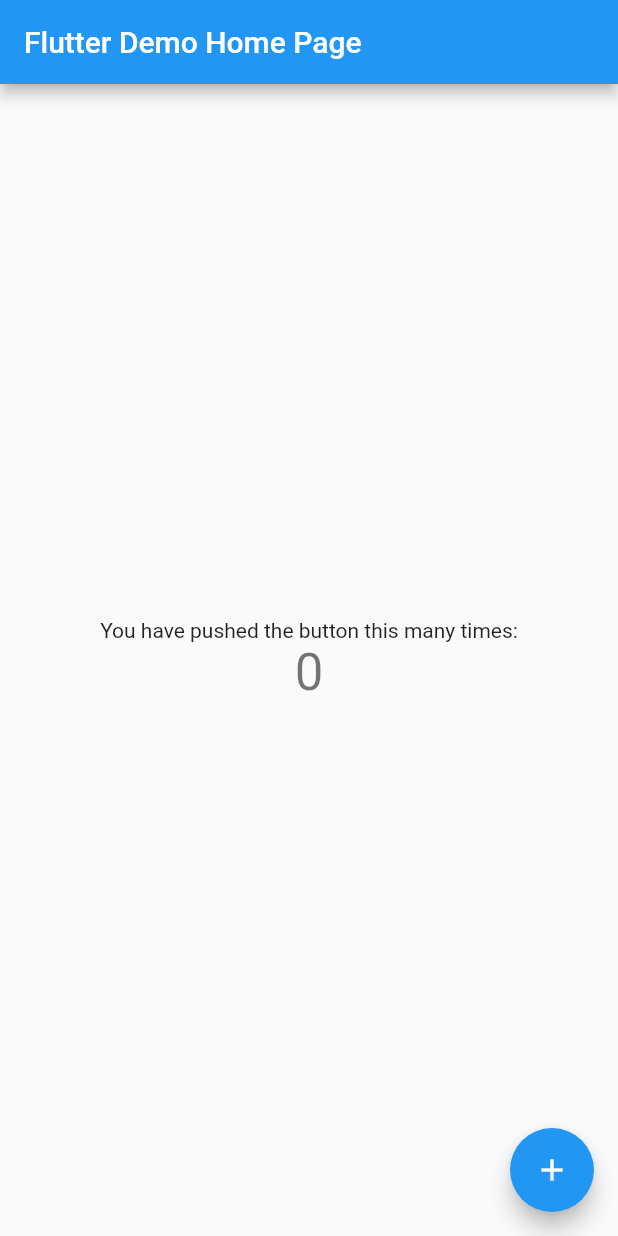
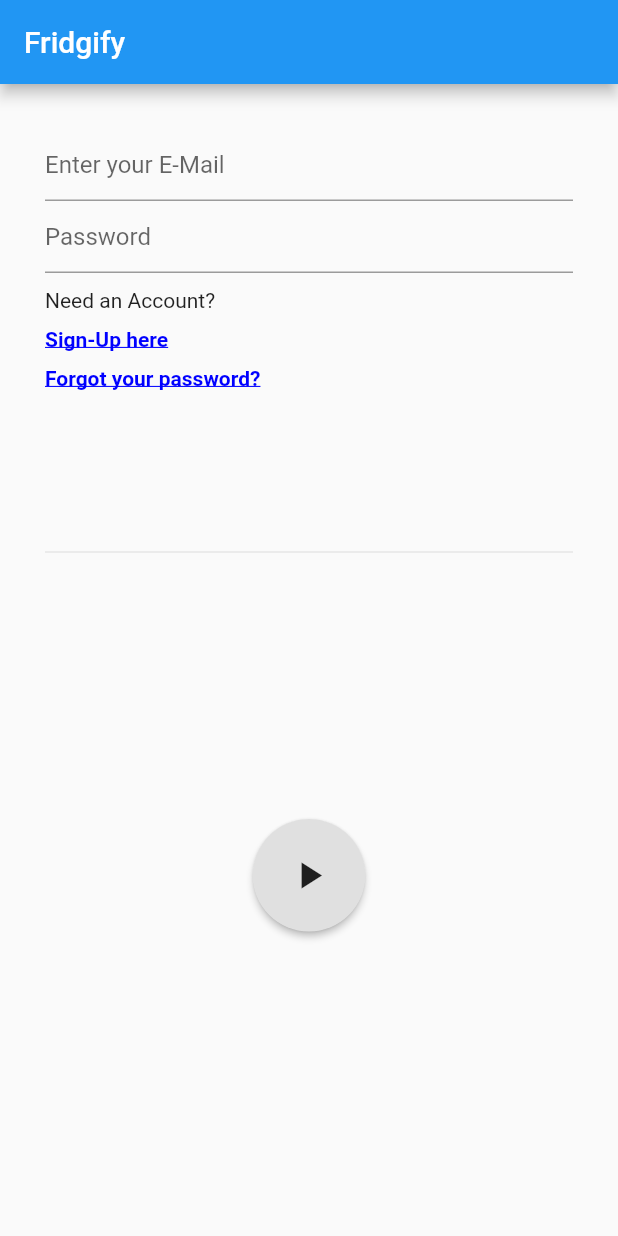
Before and after one commit to Fridgify/Fridgify_Frontend, a Flutter app: the screen it shows after launch, on a phone screen of 412 x 824 dp. Run offline on Flutter 3.47's test engine with Material 2 defaults, Android fonts, the light colour scheme and no system bars.

Commit message:
layouted login screen reworked feature files step definitions

```diff
--- a/fridgify/lib/main.dart
+++ b/fridgify/lib/main.dart
@@ -1,41 +1,23 @@
 import 'package:flutter/material.dart';
+import 'package:fridgify/screens/login.dart';
 
 void main() => runApp(MyApp());
 
 class MyApp extends StatelessWidget {
-  // This widget is the root of your application.
   @override
   Widget build(BuildContext context) {
     return MaterialApp(
-      title: 'Flutter Demo',
+      title: 'Fridgify',
       theme: ThemeData(
-        // This is the theme of your application.
-        //
-        // Try running your application with "flutter run". You'll see the
-        // application has a blue toolbar. Then, without quitting the app, try
-        // changing the primarySwatch below to Colors.green and then invoke
-        // "hot reload" (press "r" in the console where you ran "flutter run",
-        // or simply save your changes to "hot reload" in a Flutter IDE).
-        // Notice that the counter didn't reset back to zero; the application
-        // is not restarted.
         primarySwatch: Colors.blue,
       ),
-      home: MyHomePage(title: 'Flutter Demo Home Page'),
+      home: MyHomePage(title: 'Fridgify'),
     );
   }
 }
 
 class MyHomePage extends StatefulWidget {
   MyHomePage({Key key, this.title}) : super(key: key);
-
-  // This widget is the home page of your application. It is stateful, meaning
-  // that it has a State object (defined below) that contains fields that affect
-  // how it looks.
-
-  // This class is the configuration for the state. It holds the values (in this
-  // case the title) provided by the parent (in this case the App widget) and
-  // used by the build method of the State. Fields in a Widget subclass are
-  // always marked "final".
 
   final String title;
 
@@ -44,69 +26,14 @@
 }
 
 class _MyHomePageState extends State<MyHomePage> {
-  int _counter = 0;
-
-  void _incrementCounter() {
-    setState(() {
-      // This call to setState tells the Flutter framework that something has
-      // changed in this State, which causes it to rerun the build method below
-      // so that the display can reflect the updated values. If we changed
-      // _counter without calling setState(), then the build method would not be
-      // called again, and so nothing would appear to happen.
-      _counter++;
-    });
-  }
 
   @override
   Widget build(BuildContext context) {
-    // This method is rerun every time setState is called, for instance as done
-    // by the _incrementCounter method above.
-    //
-    // The Flutter framework has been optimized to make rerunning build methods
-    // fast, so that you can just rebuild anything that needs updating rather
-    // than having to individually change instances of widgets.
     return Scaffold(
       appBar: AppBar(
-        // Here we take the value from the MyHomePage object that was created by
-        // the App.build method, and use it to set our appbar title.
         title: Text(widget.title),
       ),
-      body: Center(
-        // Center is a layout widget. It takes a single child and positions it
-        // in the middle of the parent.
-        child: Column(
-          // Column is also a layout widget. It takes a list of children and
-          // arranges them vertically. By default, it sizes itself to fit its
-          // children horizontally, and tries to be as tall as its parent.
-          //
-          // Invoke "debug painting" (press "p" in the console, choose the
-          // "Toggle Debug Paint" action from the Flutter Inspector in Android
-          // Studio, or the "Toggle Debug Paint" command in Visual Studio Code)
-          // to see the wireframe for each widget.
-          //
-          // Column has various properties to control how it sizes itself and
-          // how it positions its children. Here we use mainAxisAlignment to
-          // center the children vertically; the main axis here is the vertical
-          // axis because Columns are vertical (the cross axis would be
-          // horizontal).
-          mainAxisAlignment: MainAxisAlignment.center,
-          children: <Widget>[
-            Text(
-              'You have pushed the button this many times:',
-            ),
-            Text(
-              '$_counter',
-              style: Theme.of(context).textTheme.display1,
-              key: new Key("counter")
-            ),
-          ],
-        ),
-      ),
-      floatingActionButton: FloatingActionButton(
-        onPressed: _incrementCounter,
-        tooltip: 'Increment',
-        child: Icon(Icons.add),
-      ), // This trailing comma makes auto-formatting nicer for build methods.
+      body: LoginForm()
     );
   }
 }
--- /dev/null
+++ b/fridgify/lib/screens/login.dart
@@ -0,0 +1,125 @@
+import 'package:flutter/cupertino.dart';
+import 'package:flutter/material.dart';
+
+// Create a Form widget.
+class LoginForm extends StatefulWidget {
+  @override
+  LoginFormState createState() {
+    return LoginFormState();
+  }
+}
+
+// Create a corresponding State class.
+// This class holds data related to the form.
+class LoginFormState extends State<LoginForm> {
+  // Create a global key that uniquely identifies the Form widget
+  // and allows validation of the form.
+  //
+  // Note: This is a GlobalKey<FormState>,
+  // not a GlobalKey<MyCustomFormState>.
+  final _formKey = GlobalKey<FormState>();
+
+  @override
+  Widget build(BuildContext context) {
+    // Build a Form widget using the _formKey created above.
+    return Container(
+        padding: EdgeInsets.fromLTRB(30, 30, 30, 0),
+        child: Form(
+          key: _formKey,
+          child: Column(
+            key: new Key('login'),
+            crossAxisAlignment: CrossAxisAlignment.start,
+            children: <Widget>[
+              TextFormField(
+                decoration: InputDecoration(hintText: 'Enter your E-Mail'),
+                validator: (value) {
+                  if (value.isEmpty) {
+                    return 'Please enter some text';
+                  }
+                  return null;
+                },
+                key: new Key('emailfield'),
+                keyboardType: TextInputType.emailAddress,
+              ),
+              TextFormField(
+                  decoration: InputDecoration(
+                    hintText: 'Password',
+                  ),
+                  validator: (value) {
+                    if (value.isEmpty) {
+                      return 'Please enter a password';
+                    }
+                    return null;
+                  },
+                  obscureText: true,
+                  key: new Key('passfield'),
+                  keyboardType: TextInputType.visiblePassword),
+              Container(
+                padding: EdgeInsets.fromLTRB(0, 10, 0, 0),
+                child: Text('Need an Account?'),
+              ),
+              GestureDetector(
+                key: new Key('register_lbl'),
+                onTap: () => Scaffold.of(context)
+                    .showSnackBar(SnackBar(content: Text('Processing Data'))),
+                child: Container(
+                  child: RichText(
+                      text: TextSpan(children: <TextSpan>[
+                    TextSpan(
+                        text: 'Sign-Up here',
+                        style: TextStyle(
+                            fontWeight: FontWeight.bold,
+                            color: Color.fromARGB(255, 0, 0, 255),
+                            decoration: TextDecoration.underline)),
+                  ])),
+                  padding: EdgeInsets.symmetric(vertical: 10),
+                ),
+              ),
+              GestureDetector(
+                key: new Key('forgot_lbl'),
+                onTap: () => Scaffold.of(context)
+                    .showSnackBar(SnackBar(content: Text('Processing Data'))),
+                child: Container(
+                  child: RichText(
+                      text: TextSpan(children: <TextSpan>[
+                    TextSpan(
+                        text: 'Forgot your password?',
+                        style: TextStyle(
+                            fontWeight: FontWeight.bold,
+                            color: Color.fromARGB(255, 0, 0, 255),
+                            decoration: TextDecoration.underline)),
+                  ])),
+                  padding: EdgeInsets.fromLTRB(0, 0, 0, 100),
+                ),
+              ),
+              Divider(),
+              Padding(
+                padding: const EdgeInsets.fromLTRB(0, 170, 0, 0),
+                child: Center(
+                  child: SizedBox(
+                    width: 75,
+                    height: 75,
+                    child: RaisedButton(
+                      onPressed: () {
+                        // Validate returns true if the form is valid, or false
+                        if (_formKey.currentState.validate()) {
+                          Scaffold.of(context).showSnackBar(
+                              SnackBar(content: Text('Processing Data')));
+                        }
+                      },
+                      key: new Key("login_btn"),
+                      child: Icon(
+                        Icons.play_arrow,
+                        size: 30,
+                      ),
+                      shape: RoundedRectangleBorder(
+                          borderRadius: new BorderRadius.circular(75)),
+                    ),
+                  ),
+                ),
+              ),
+            ],
+          ),
+        ));
+  }
+}
--- a/fridgify/test_driver/app_test.dart
+++ b/fridgify/test_driver/app_test.dart
@@ -2,12 +2,13 @@
 import 'package:glob/glob.dart';
 import 'package:flutter_gherkin/flutter_gherkin.dart';
 import 'steps/taps.dart';
+import 'steps/see.dart';
 import 'package:gherkin/gherkin.dart';
 
 Future<void> main() {
   final config = FlutterTestConfiguration()
-    ..features = [Glob(r"test_driver/features/**.feature")]
-    ..stepDefinitions = []
+    ..features = [Glob(r"test_driver/features/login.feature")]
+    ..stepDefinitions = [GivenISeeScreen(), ThenISeeScreen(), TapButtonStep()]
     ..reporters = [ProgressReporter(), TestRunSummaryReporter()]
     ..restartAppBetweenScenarios = true
     ..targetAppPath = "test_driver/app.dart"
--- /dev/null
+++ b/fridgify/test_driver/steps/see.dart
@@ -0,0 +1,27 @@
+import 'package:flutter_gherkin/flutter_gherkin.dart';
+import 'package:flutter_driver/flutter_driver.dart';
+import 'package:gherkin/gherkin.dart';
+
+class ThenISeeScreen extends Then1WithWorld<String, FlutterWorld> {
+  @override
+  Future<void> executeStep(input1) async {
+    final locator = find.byTooltip(input1);
+    await FlutterDriverUtils.waitForFlutter(world.driver);
+    await FlutterDriverUtils.isPresent(locator, world.driver);
+  }
+
+  @override
+  RegExp get pattern => RegExp(r"I see screen {string}");
+}
+
+class GivenISeeScreen extends Given1WithWorld<String, FlutterWorld> {
+  @override
+  Future<void> executeStep(input1) async {
+    final locator = find.byTooltip(input1);
+    await FlutterDriverUtils.waitForFlutter(world.driver);
+    await FlutterDriverUtils.isPresent(locator, world.driver);
+  }
+
+  @override
+  RegExp get pattern => RegExp(r"I see screen {string}");
+}
--- a/fridgify/test_driver/steps/taps.dart
+++ b/fridgify/test_driver/steps/taps.dart
@@ -10,6 +10,7 @@
   Future<void> executeStep(String input1, int input2) async {
     final locator = find.byTooltip(input1);
     for (var i = 0; i < input2; i++) {
+
       await FlutterDriverUtils.tap(world.driver, locator, timeout: timeout);
     }
   }
@@ -43,7 +44,7 @@
   }
 
   @override
-  RegExp get pattern => RegExp(r"I tap the {string} (button|label)");
+  RegExp get pattern => RegExp(r"I tap the {string} button");
 }
 
 class TapButtonNTimesStep extends When2WithWorld<String, int, FlutterWorld> {
```
Also changed, not shown: 2 other files.
